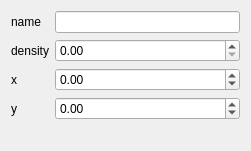
Before: the Qt Designer form polygoninfo.ui in persidsky94/Init_data_redactor, drawn with Qt 5.
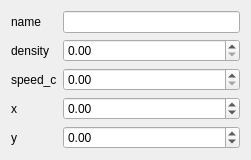
After: the same form once the commit is applied.

Commit message: Add speed_c to polygon params

The edit to the form file:
```diff
--- a/polygoninfo.ui
+++ b/polygoninfo.ui
@@ -40,31 +40,31 @@
        </property>
       </widget>
      </item>
-     <item row="2" column="0">
+     <item row="3" column="0">
       <widget class="QLabel" name="label_3">
        <property name="text">
         <string>x</string>
        </property>
       </widget>
      </item>
-     <item row="3" column="0">
+     <item row="4" column="0">
       <widget class="QLabel" name="label_4">
        <property name="text">
         <string>y</string>
        </property>
       </widget>
      </item>
-     <item row="2" column="1">
-      <widget class="QDoubleSpinBox" name="xBox">
-       <property name="minimum">
-        <double>-1000.000000000000000</double>
-       </property>
-       <property name="maximum">
-        <double>10000.000000000000000</double>
-       </property>
-      </widget>
-     </item>
      <item row="3" column="1">
+      <widget class="QDoubleSpinBox" name="xBox">
+       <property name="minimum">
+        <double>-1000.000000000000000</double>
+       </property>
+       <property name="maximum">
+        <double>10000.000000000000000</double>
+       </property>
+      </widget>
+     </item>
+     <item row="4" column="1">
       <widget class="QDoubleSpinBox" name="yBox">
        <property name="minimum">
         <double>-1000.000000000000000</double>
@@ -74,6 +74,20 @@
        </property>
       </widget>
      </item>
+     <item row="2" column="0">
+      <widget class="QLabel" name="label_5">
+       <property name="text">
+        <string>speed_c</string>
+       </property>
+      </widget>
+     </item>
+     <item row="2" column="1">
+      <widget class="QDoubleSpinBox" name="speedCBox">
+       <property name="maximum">
+        <double>100000.000000000000000</double>
+       </property>
+      </widget>
+     </item>
     </layout>
    </item>
   </layout>
```
The commit also changes 6 other files.
